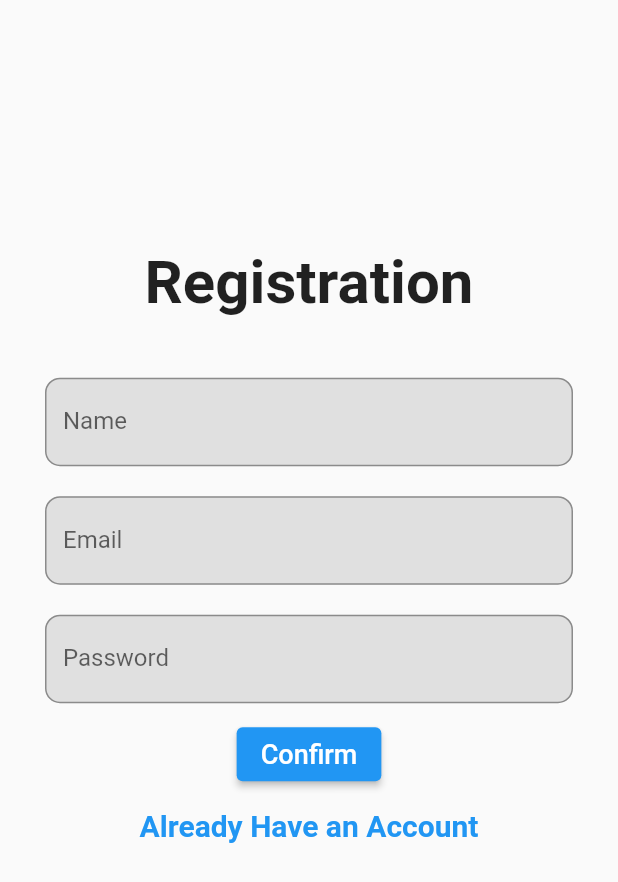
After one commit to AbirAhsan/fakestore, a Flutter app: the RegistrationScreen screen opened directly, on a phone screen of 412 x 824 dp. The commit adds this screen. Shown: the top 882 px of the screen. Run offline on Flutter 3.47's test engine with Material 2 defaults, Android fonts, the phone set to English and light mode, and no system bars; our stand-ins replace get.

Commit message:
add getx package and auth screen

```diff
--- /dev/null
+++ b/lib/controller/auth_controller.dart
@@ -0,0 +1,26 @@
+import 'package:flutter/material.dart';
+import 'package:get/get.dart';
+
+class AuthController extends GetxController {
+  final GlobalKey<FormState> formKey = GlobalKey<FormState>();
+
+  late final TextEditingController nameCtrl;
+  late final TextEditingController emailCtrl;
+  late final TextEditingController passCtrl;
+
+  @override
+  void onInit() {
+    nameCtrl = TextEditingController();
+    emailCtrl = TextEditingController();
+    passCtrl = TextEditingController();
+    super.onInit();
+  }
+
+  @override
+  void onClose() {
+    nameCtrl.dispose();
+    emailCtrl.dispose();
+    passCtrl.dispose();
+    super.onClose();
+  }
+}
--- a/lib/main.dart
+++ b/lib/main.dart
@@ -1,4 +1,5 @@
 import 'package:flutter/material.dart';
+import 'package:get/route_manager.dart';
 
 import 'views/screens/splash_screen.dart';
 
@@ -12,7 +13,7 @@ class MyApp extends StatelessWidget {
   // This widget is the root of your application.
   @override
   Widget build(BuildContext context) {
-    return MaterialApp(
+    return GetMaterialApp(
         title: 'Flutter Demo',
         theme: ThemeData(
           primarySwatch: Colors.blue,
--- /dev/null
+++ b/lib/views/screens/auth_screen/registration_screen.dart
@@ -0,0 +1,87 @@
+// ignore_for_file: avoid_print
+
+import 'package:fakestore/controller/auth_controller.dart';
+import 'package:fakestore/views/widgets/custom_textfield.dart';
+import 'package:flutter/material.dart';
+import 'package:get/get.dart';
+
+class RegistrationScreen extends StatelessWidget {
+  const RegistrationScreen({Key? key}) : super(key: key);
+
+  @override
+  Widget build(BuildContext context) {
+    double _width = MediaQuery.of(context).size.width;
+    double _height = MediaQuery.of(context).size.height;
+    final AuthController authCtrl = Get.put(AuthController());
+    return Scaffold(
+      body: SizedBox(
+        height: _height,
+        width: _width,
+        child: GestureDetector(
+          behavior: HitTestBehavior.opaque,
+          onTap: () {
+            FocusManager.instance.primaryFocus?.unfocus();
+          },
+          child: Form(
+            key: authCtrl.formKey,
+            child: SingleChildScrollView(
+              child: Column(
+                mainAxisAlignment: MainAxisAlignment.center,
+                children: [
+                  SizedBox(
+                    height: _height / 5,
+                  ),
+                  const Text(
+                    "Registration",
+                    style: TextStyle(
+                      fontSize: 40,
+                      fontWeight: FontWeight.bold,
+                    ),
+                  ),
+                  const SizedBox(
+                    height: 30,
+                  ),
+                  CustomTextField(
+                    labelText: "Name",
+                    controller: authCtrl.nameCtrl,
+                  ),
+                  CustomTextField(
+                    labelText: "Email",
+                    controller: authCtrl.emailCtrl,
+                  ),
+                  CustomTextField(
+                    labelText: "Password",
+                    controller: authCtrl.passCtrl,
+                  ),
+                  ElevatedButton(
+                    onPressed: () {
+                      // if (validateAndSave(_formKey)) {
+                      //   _registerUser();
+                      // }
+                    },
+                    child: const Text(
+                      "Confirm",
+                      style: TextStyle(
+                        fontSize: 18,
+                      ),
+                    ),
+                  ),
+                  TextButton(
+                    onPressed: () {},
+                    child: const Text(
+                      "Already Have an Account",
+                      style: TextStyle(
+                        fontSize: 20,
+                        fontWeight: FontWeight.bold,
+                      ),
+                    ),
+                  ),
+                ],
+              ),
+            ),
+          ),
+        ),
+      ),
+    );
+  }
+}
--- a/pubspec.yaml
+++ b/pubspec.yaml
@@ -34,6 +34,7 @@ dependencies:
   # The following adds the Cupertino Icons font to your application.
   # Use with the CupertinoIcons class for iOS style icons.
   cupertino_icons: ^1.0.2
+  get: ^4.6.1
 
 dev_dependencies:
   flutter_test:
```
Also changed, not shown: lib/views/screens/auth_screen/login_screen.dart (added, +99 -0 lines), pubspec.lock.
